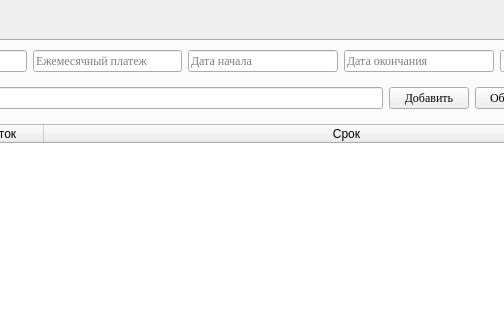
Qt form Views/main_window.ui (DmProkofiev/PyFinancialManager) before a commit; both pictures show x 383 to 887 and y 0 to 320 of the 1059 by 750 pixel window.
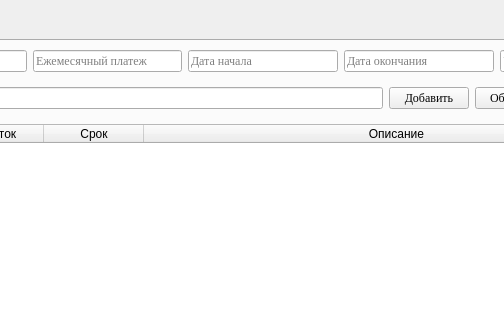
The same form after that commit. The open tabs and pages were chosen to show the change. Icons and pictures are not drawn.

What changed in the file:
```diff
--- a/Views/main_window.ui
+++ b/Views/main_window.ui
@@ -10,12 +10,19 @@
     <height>750</height>
    </rect>
   </property>
+  <property name="font">
+   <font>
+    <family>Times New Roman</family>
+   </font>
+  </property>
   <property name="windowTitle">
    <string>FIBER Financial Manager</string>
   </property>
-  <property name="windowIcon">
-   <iconset>
-    <normaloff>Resources/FIBERFMico.png</normaloff>Resources/FIBERFMico.png</iconset>
+  <property name="iconSize">
+   <size>
+    <width>24</width>
+    <height>24</height>
+   </size>
   </property>
   <widget class="QWidget" name="centralwidget">
    <layout class="QVBoxLayout" name="verticalLayout">
@@ -650,6 +657,11 @@
             <string>Срок</string>
            </property>
           </column>
+          <column>
+           <property name="text">
+            <string>Описание</string>
+           </property>
+          </column>
          </widget>
         </item>
        </layout>
```
Left out of the diff: 2 changed lines with no effect on the pictures.
